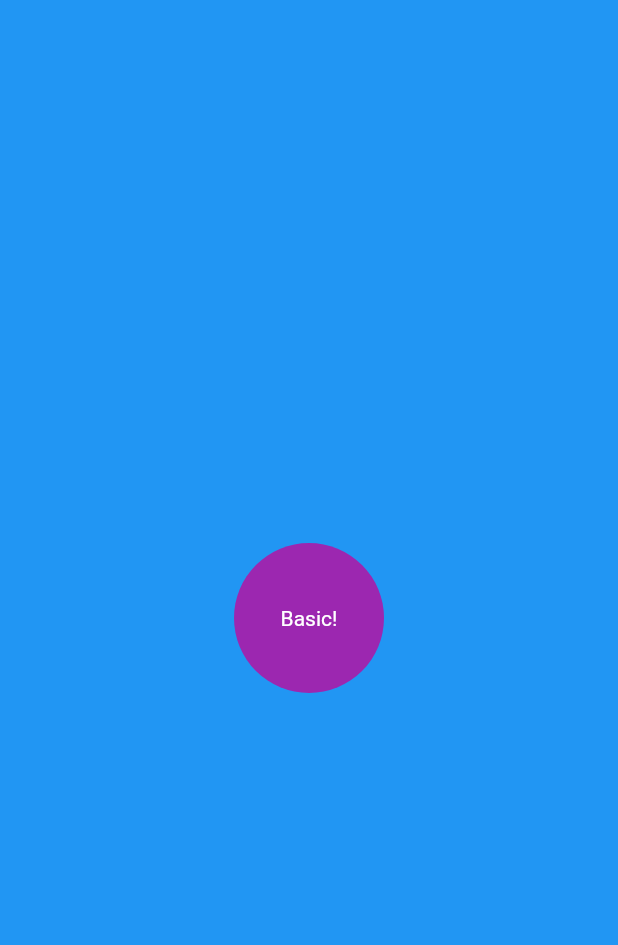
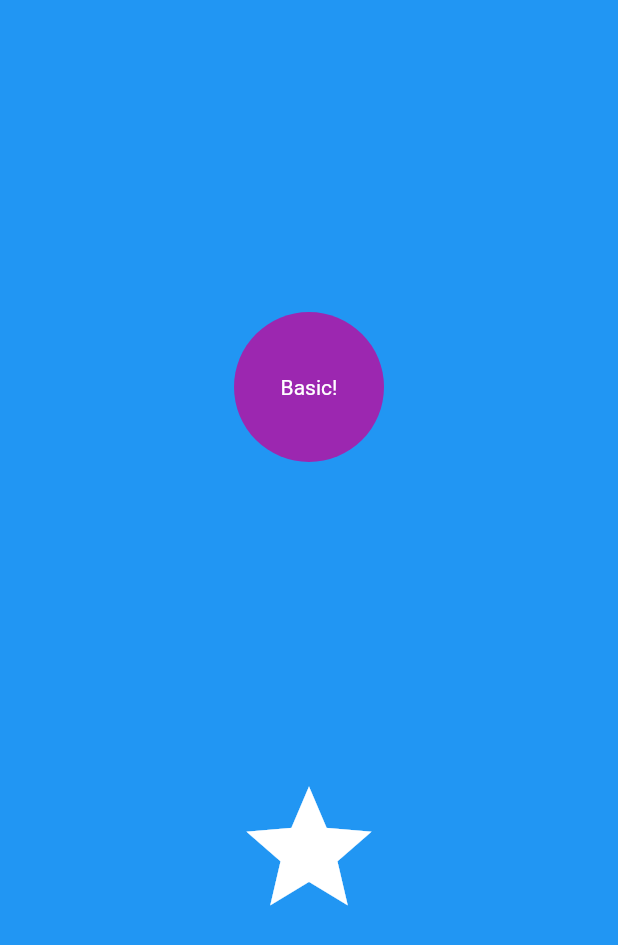
Before and after one commit to sakurakotubaki/Flutter-StarAnimation, a Flutter app: the screen it shows after launch, on a phone screen of 412 x 824 dp. Shown: the top 945 px of the screen. Run offline on Flutter 3.47's test engine with Material 2 defaults, Android fonts, the phone set to English and light mode, and no system bars.

Commit message:
create starIcon

```diff
--- a/lib/pages/home_page.dart
+++ b/lib/pages/home_page.dart
@@ -7,10 +7,23 @@ class HomePage extends StatefulWidget {
   State<HomePage> createState() => _HomePageState();
 }
 
-class _HomePageState extends State<HomePage> {
+class _HomePageState extends State<HomePage>
+    with SingleTickerProviderStateMixin {
   double _buttonRadius = 100;
   // ツイーンアニメーションビルダー
   final Tween<double> _backgroundScale = Tween<double>(begin: 0.0, end: 1.0);
+  //アニメーションコントローラー
+  AnimationController? _starIconAnimationController;
+
+  // アニメーションを初期化
+  @override
+  void initState() {
+    super.initState();
+    _starIconAnimationController = AnimationController(
+      vsync: this,
+      duration: Duration(seconds: 4),
+    );
+  }
 
   @override
   Widget build(BuildContext context) {
@@ -20,7 +33,15 @@ class _HomePageState extends State<HomePage> {
           clipBehavior: Clip.none,
           children: [
             _pageBackground(),
-            _circularAnimationButton(),
+            Column(
+              mainAxisAlignment: MainAxisAlignment.spaceEvenly,
+              mainAxisSize: MainAxisSize.max,
+              crossAxisAlignment: CrossAxisAlignment.center,
+              children: [
+                _circularAnimationButton(),
+                _starIcon(),
+              ],
+            ),
           ],
         ),
       ),
@@ -75,4 +96,13 @@ class _HomePageState extends State<HomePage> {
       ),
     );
   }
+
+  // 星のアイコンの関数
+  Widget _starIcon() {
+    return const Icon(
+      Icons.star,
+      size: 100,
+      color: Colors.white,
+    );
+  }
 }
```
